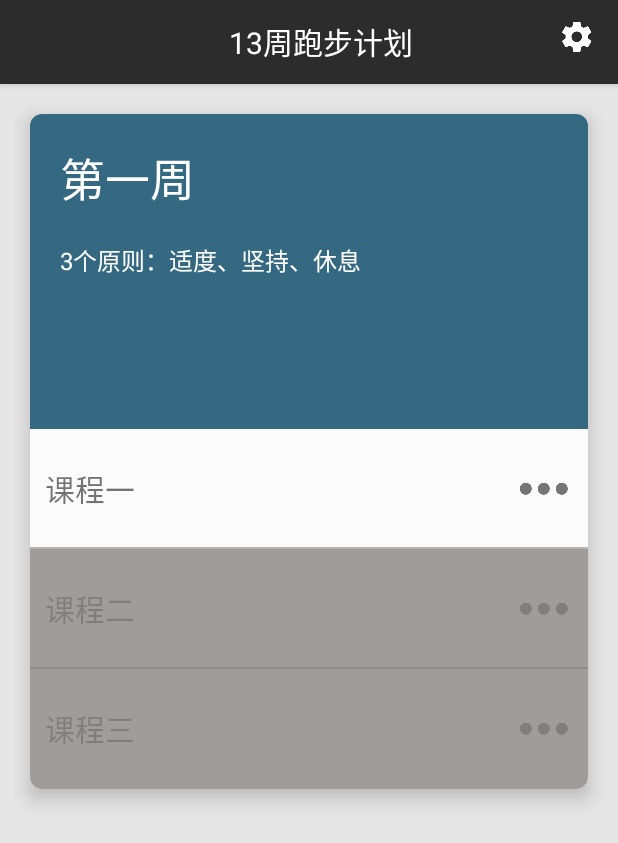
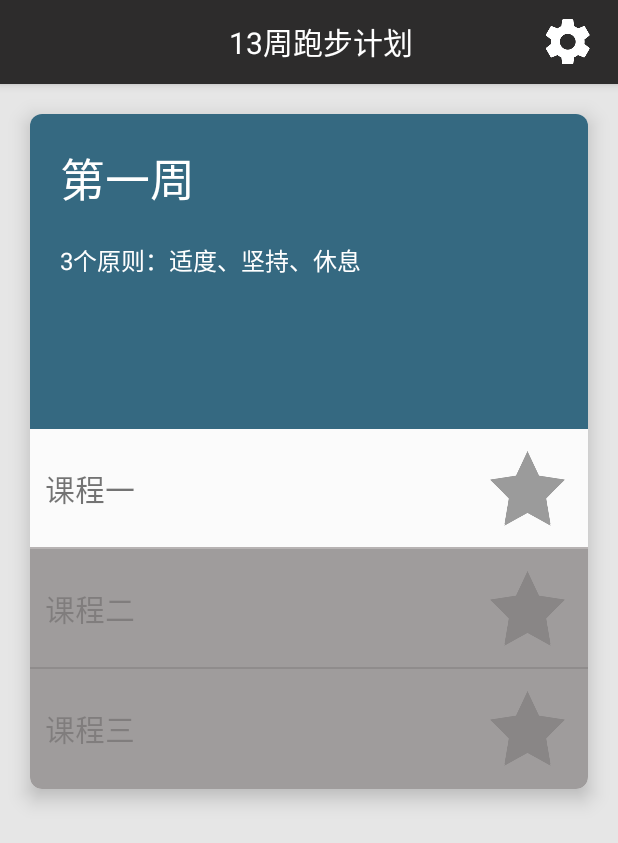
Before and after one commit to CasimirYang/lovetorun, an Android app: the screen it shows after launch (MainActivity), on a phone screen of 412 x 824 dp. Shown: the top 843 px of the screen. Run offline under Robolectric (Android 15) with nearby library versions, the phone set to English and light mode, and no system bars; our stand-ins replace ButterKnife, Timber; libraries missing offline, so code that uses them is left out: com.sackcentury.shinebuttonlib; 2 statements that could not run were skipped.

Commit message:
add star

```diff
--- a/app/build.gradle
+++ b/app/build.gradle
@@ -46,4 +46,6 @@ dependencies {
 
     compile 'com.jakewharton:butterknife:8.2.1'
     apt 'com.jakewharton:butterknife-compiler:8.2.1'
+
+    compile 'com.sackcentury:shinebutton:0.1.5'
 }
--- a/app/src/main/java/com/justsaver/yjh/loverun/activity/MainActivity.java
+++ b/app/src/main/java/com/justsaver/yjh/loverun/activity/MainActivity.java
@@ -80,7 +80,7 @@ public class MainActivity extends AppCompatActivity implements View.OnClickListe
                 sharedPreferences.getString("3_1",null),sharedPreferences.getString("3_2",null),
                 sharedPreferences.getString("3_3",null)));
 
-        adapter =  new WeekCardAdapter(dataList,R.layout.week_card_item,weekLevel,courseLevel);//todo
+        adapter =  new WeekCardAdapter(this,dataList,R.layout.week_card_item,weekLevel,courseLevel);//todo
         adapter.setOnItemClickListener(new WeekCardAdapter.OnItemClickListener() {
             @Override
             public void OnItemClick(View itemView, int position) {
--- a/app/src/main/java/com/justsaver/yjh/loverun/activity/SettingActivity.java
+++ b/app/src/main/java/com/justsaver/yjh/loverun/activity/SettingActivity.java
@@ -44,6 +44,7 @@ import com.maxleap.MLObject;
 import com.maxleap.MLQueryManager;
 import com.maxleap.MaxLeap;
 import com.maxleap.exception.MLException;
+import com.sackcentury.shinebuttonlib.ShineButton;
 
 import java.util.List;
 import java.util.logging.LogRecord;
@@ -93,6 +94,7 @@ public class SettingActivity extends AppCompatActivity implements View.OnClickLi
         findViewById(R.id.suggest).setOnClickListener(this);
         findViewById(R.id.license).setOnClickListener(this);
         findViewById(R.id.check_upgrade).setOnClickListener(this);
+
 
         findViewById(R.id.orientation_switch_context).setOnClickListener(this);
         findViewById(R.id.notifications_coursing_context).setOnClickListener(this);
--- a/app/src/main/java/com/justsaver/yjh/loverun/adapter/WeekCardAdapter.java
+++ b/app/src/main/java/com/justsaver/yjh/loverun/adapter/WeekCardAdapter.java
@@ -1,5 +1,6 @@
 package com.justsaver.yjh.loverun.adapter;
 
+import android.app.Activity;
 import android.content.DialogInterface;
 import android.support.annotation.NonNull;
 import android.support.v7.widget.AppCompatImageView;
@@ -17,6 +18,8 @@ import android.widget.Toast;
 
 import com.justsaver.yjh.loverun.R;
 import com.justsaver.yjh.loverun.data.WeekCard;
+import com.justsaver.yjh.loverun.likeanimation.LikeButtonView;
+import com.sackcentury.shinebuttonlib.ShineButton;
 
 import java.util.ArrayList;
 import java.util.List;
@@ -31,6 +34,7 @@ public class WeekCardAdapter extends RecyclerView.Adapter<WeekCardAdapter.ViewHo
     private int weekLevel;
     private int courseLevel;
     private OnItemClickListener onItemClickListener;
+    private Activity activity;
 
     public interface OnItemClickListener{
         void OnItemClick(View itemView, int position);
@@ -45,7 +49,8 @@ public class WeekCardAdapter extends RecyclerView.Adapter<WeekCardAdapter.ViewHo
         this.courseLevel = courseLevel;
     }
 
-    public WeekCardAdapter(@NonNull List<WeekCard> list,@NonNull int layout,int weekLevel,int courseLevel) {
+    public WeekCardAdapter(Activity activity,@NonNull List<WeekCard> list,@NonNull int layout,int weekLevel,int courseLevel) {
+        this.activity = activity;
         this.dataList = list;
         this.resource = layout;
         this.weekLevel = weekLevel;
@@ -66,7 +71,6 @@ public class WeekCardAdapter extends RecyclerView.Adapter<WeekCardAdapter.ViewHo
         WeekCard weekCard = dataList.get(position);
         holder.weekNoView.setText(weekCard.getWeekNo());
         holder.weekTipView.setText(weekCard.getWeekTip());
-       // holder.weekLayout.setBackgroundColor(weekCard.getWeekLayoutColor());
         if( position+1 > weekLevel){
             holder.courseOneOverLay.setVisibility(View.VISIBLE);
             holder.courseTwoOverLay.setVisibility(View.VISIBLE);
@@ -74,6 +78,10 @@ public class WeekCardAdapter extends RecyclerView.Adapter<WeekCardAdapter.ViewHo
             holder.courseOneLayout.setClickable(false);
             holder.courseTwoLayout.setClickable(false);
             holder.courseThreeLayout.setClickable(false);
+
+            holder.course_one_image.setBackgroundResource(R.drawable.ic_star_rate_off);
+            holder.course_two_image.setBackgroundResource(R.drawable.ic_star_rate_off);
+            holder.course_three_image.setBackgroundResource(R.drawable.ic_star_rate_off);
         }else if((position+1) == weekLevel){
             switch (courseLevel){
                 case 1:
@@ -83,6 +91,11 @@ public class WeekCardAdapter extends RecyclerView.Adapter<WeekCardAdapter.ViewHo
                     holder.courseOneLayout.setClickable(true);
                     holder.courseTwoLayout.setClickable(false);
                     holder.courseThreeLayout.setClickable(false);
+
+                    holder.course_one_image.setBackgroundResource(R.drawable.ic_star_rate_off);
+                    holder.course_two_image.setBackgroundResource(R.drawable.ic_star_rate_off);
+                    holder.course_three_image.setBackgroundResource(R.drawable.ic_star_rate_off);
+
                     break;
                 case 2:
                     holder.courseOneOverLay.setVisibility(View.GONE);
@@ -91,7 +104,10 @@ public class WeekCardAdapter extends RecyclerView.Adapter<WeekCardAdapter.ViewHo
                     holder.courseOneLayout.setClickable(false);
                     holder.courseTwoLayout.setClickable(true);
                     holder.courseThreeLayout.setClickable(false);
-                    //todo add courseOne done flag
+
+                    holder.course_one_image.setBackgroundResource(R.drawable.ic_star_rate_on);
+                    holder.course_two_image.setBackgroundResource(R.drawable.ic_star_rate_off);
+                    holder.course_three_image.setBackgroundResource(R.drawable.ic_star_rate_off);
                     break;
                 case 3:
                     holder.courseOneOverLay.setVisibility(View.GONE);
@@ -100,7 +116,10 @@ public class WeekCardAdapter extends RecyclerView.Adapter<WeekCardAdapter.ViewHo
                     holder.courseOneLayout.setClickable(false);
                     holder.courseTwoLayout.setClickable(false);
                     holder.courseThreeLayout.setClickable(true);
-                    //todo add courseOne,courseTwo done flag
+
+                    holder.course_one_image.setBackgroundResource(R.drawable.ic_star_rate_on);
+                    holder.course_two_image.setBackgroundResource(R.drawable.ic_star_rate_on);
+                    holder.course_three_image.setBackgroundResource(R.drawable.ic_star_rate_off);
                     break;
             }
         }else {
@@ -110,7 +129,10 @@ public class WeekCardAdapter extends RecyclerView.Adapter<WeekCardAdapter.ViewHo
             holder.courseOneLayout.setClickable(false);
             holder.courseTwoLayout.setClickable(false);
             holder.courseThreeLayout.setClickable(false);
-            //todo todo add courseOne,courseTwo,courseThree done flag
+
+            holder.course_one_image.setBackgroundResource(R.drawable.ic_star_rate_on);
+            holder.course_two_image.setBackgroundResource(R.drawable.ic_star_rate_on);
+            holder.course_three_image.setBackgroundResource(R.drawable.ic_star_rate_on);
         }
         holder.courseOneFinishTime.setText(weekCard.getCourseOneFinishTime());
         holder.courseTwoFinishTime.setText(weekCard.getCourseTwoFinishTime());
@@ -131,6 +153,9 @@ public class WeekCardAdapter extends RecyclerView.Adapter<WeekCardAdapter.ViewHo
         private RelativeLayout courseOneOverLay;
         private RelativeLayout courseTwoOverLay;
         private RelativeLayout courseThreeOverLay;
+        private AppCompatImageView course_one_image;
+        private AppCompatImageView course_two_image;
+        private AppCompatImageView course_three_image;
         private RelativeLayout courseOneLayout;
         private RelativeLayout courseTwoLayout;
         private RelativeLayout courseThreeLayout;
@@ -144,6 +169,10 @@ public class WeekCardAdapter extends RecyclerView.Adapter<WeekCardAdapter.ViewHo
             weekNoView = (AppCompatTextView) itemView.findViewById(R.id.weekNo);
             weekTipView = (AppCompatTextView) itemView.findViewById(R.id.weekTip);
             weekLayout = (RelativeLayout) itemView.findViewById(R.id.weekLayout);
+
+            course_one_image = (AppCompatImageView) itemView.findViewById(R.id.course_one_image);
+            course_two_image = (AppCompatImageView) itemView.findViewById(R.id.course_two_image);
+            course_three_image = (AppCompatImageView) itemView.findViewById(R.id.course_three_image);
 
             courseOneFinishTime = (AppCompatTextView) itemView.findViewById(R.id.course_one_finish_time);
             courseTwoFinishTime = (AppCompatTextView) itemView.findViewById(R.id.course_two_finish_time);
--- a/app/src/main/res/layout/activity_course.xml
+++ b/app/src/main/res/layout/activity_course.xml
@@ -12,7 +12,7 @@
     tools:context="com.justsaver.yjh.loverun.activity.CourseActivity"
     android:orientation="vertical">
 
-    <android.support.v7.widget.AppCompatButton
+    <Button
         android:id="@+id/startRun"
         android:layout_width="wrap_content"
         android:layout_height="wrap_content"
@@ -31,7 +31,7 @@
         app:layout_behavior="@string/appbar_scrolling_view_behavior"
         />
 
-    <android.support.v7.widget.AppCompatButton
+    <Button
         android:id="@+id/RunDone"
         android:layout_width="wrap_content"
         android:layout_height="wrap_content"
--- a/app/src/main/res/layout/head_tool_bar.xml
+++ b/app/src/main/res/layout/head_tool_bar.xml
@@ -17,22 +17,31 @@
         <TextView
         android:layout_width="wrap_content"
         android:layout_height="wrap_content"
-        android:layout_centerHorizontal="true"
-
-            android:layout_centerVertical="true"
+        android:layout_centerHorizontal="true" android:layout_centerVertical="true"
         android:textAlignment="center"
         android:id="@+id/toolbar_title"
         android:textColor="@color/white"
         android:text="@string/tittle_name"
         android:textSize="20sp"
         />
+        <!--<android.support.v7.widget.AppCompatTextView-->
+            <!--android:layout_centerVertical="true"-->
+            <!--android:textAlignment="center"-->
+            <!--android:layout_width="wrap_content"-->
+            <!--android:layout_height="wrap_content"-->
+            <!--android:text="@string/setting"-->
+            <!--android:textColor="@color/white"-->
+            <!--android:textSize="19sp"-->
+            <!--android:layout_marginRight="15dp"-->
+            <!--android:layout_alignParentRight="true"-->
+            <!--/>-->
         <android.support.v7.widget.AppCompatImageView
             android:id="@+id/setting"
             android:layout_width="wrap_content"
             android:layout_height="wrap_content"
             android:layout_marginRight="15dp"
             android:layout_alignParentRight="true"
-            android:src="@drawable/ic_settings_white_24dp" />
+            android:src="@drawable/ic_settings_white_36dp" />
 
     </RelativeLayout>
 </android.support.v7.widget.Toolbar>
--- a/app/src/main/res/layout/week_card_item.xml
+++ b/app/src/main/res/layout/week_card_item.xml
@@ -1,7 +1,6 @@
 <?xml version="1.0" encoding="utf-8"?>
 
-<android.support.v7.widget.CardView
-    android:id="@+id/weekItem"
+<android.support.v7.widget.CardView android:id="@+id/weekItem"
     android:layout_width="match_parent"
     android:layout_height="450dp"
     android:layout_margin="20dp"
@@ -9,7 +8,8 @@
     card_view:cardCornerRadius="8dp"
     card_view:cardElevation="8dp"
     xmlns:card_view="http://schemas.android.com/apk/res-auto"
-    xmlns:android="http://schemas.android.com/apk/res/android">
+    xmlns:android="http://schemas.android.com/apk/res/android"
+    xmlns:app="http://schemas.android.com/tools">
 
     <android.support.v7.widget.LinearLayoutCompat
         android:layout_width="match_parent"
@@ -72,14 +72,14 @@
             android:gravity="center"
             android:layout_marginLeft="35dp"
             android:layout_toRightOf="@id/course_one_text"/>
-        <android.support.v7.widget.AppCompatImageView
+    <android.support.v7.widget.AppCompatImageView
             android:id="@+id/course_one_image"
             android:layout_alignParentRight="true"
-            android:layout_width="wrap_content"
-            android:layout_height="wrap_content"
+            android:layout_width="50dp"
+            android:layout_height="50dp"
             android:layout_centerVertical="true"
-            android:src="@drawable/ic_dots_horizontal_grey600_48dp"
-            android:layout_marginRight="5dp"/>
+            android:src="@drawable/ic_star_rate_off"
+            android:layout_marginRight="15dp"/>
         <View
             android:layout_alignBottom="@id/course_one_text"
             android:layout_width="match_parent"
@@ -122,11 +122,11 @@
             <android.support.v7.widget.AppCompatImageView
                 android:id="@+id/course_two_image"
                 android:layout_alignParentRight="true"
-                android:layout_width="wrap_content"
-                android:layout_height="wrap_content"
+                android:layout_width="50dp"
+                android:layout_height="50dp"
                 android:layout_centerVertical="true"
-                android:src="@drawable/ic_dots_horizontal_grey600_48dp"
-                android:layout_marginRight="5dp"/>
+                android:src="@drawable/ic_star_rate_off"
+                android:layout_marginRight="15dp"/>
             <View
                 android:layout_alignBottom="@id/course_two_text"
                 android:layout_width="match_parent"
@@ -169,11 +169,11 @@
             <android.support.v7.widget.AppCompatImageView
                 android:id="@+id/course_three_image"
                 android:layout_alignParentRight="true"
-                android:layout_width="wrap_content"
-                android:layout_height="wrap_content"
+                android:layout_width="50dp"
+                android:layout_height="50dp"
                 android:layout_centerVertical="true"
-                android:src="@drawable/ic_dots_horizontal_grey600_48dp"
-                android:layout_marginRight="5dp"/>
+                android:src="@drawable/ic_star_rate_off"
+                android:layout_marginRight="15dp"/>
             <RelativeLayout
                 android:id="@+id/overlay_3"
                 android:layout_width="match_parent"
--- a/app/src/main/res/values/colors.xml
+++ b/app/src/main/res/values/colors.xml
@@ -10,7 +10,7 @@
     <color name="darker_gray">#aaa</color>
 
     <color name="cpv_textColor">#ebebeb</color>
-    <color name="cpv_rimColor">#393838</color>
+    <color name="cpv_rimColor">#2d2c2c</color>
     <color name="cpv_unitColor">#ebebeb</color>
     <color name="cpv_runBarColor">#d24b26</color>
     <color name="cpv_runFillColor">#d24b26</color>
```
Also changed, not shown: app/src/main/java/com/justsaver/yjh/loverun/activity/CourseActivity.java (+4 -3 lines), app/src/main/java/com/justsaver/yjh/loverun/likeanimation/CircleView.java (added, +122 -0 lines), app/src/main/java/com/justsaver/yjh/loverun/likeanimation/DotsView.java (added, +183 -0 lines), app/src/main/java/com/justsaver/yjh/loverun/likeanimation/LikeButtonView.java (added, +162 -0 lines), app/src/main/java/com/justsaver/yjh/loverun/likeanimation/Utils.java (added, +14 -0 lines), app/src/main/res/layout/view_like_button.xml (added, +25 -0 lines), app/src/main/res/drawable-mdpi/star.png (added), app/src/main/res/drawable/ic_star_rate_off.png (added), app/src/main/res/drawable/ic_star_rate_on.png (added), app/src/main/res/raw/star.png (added).
